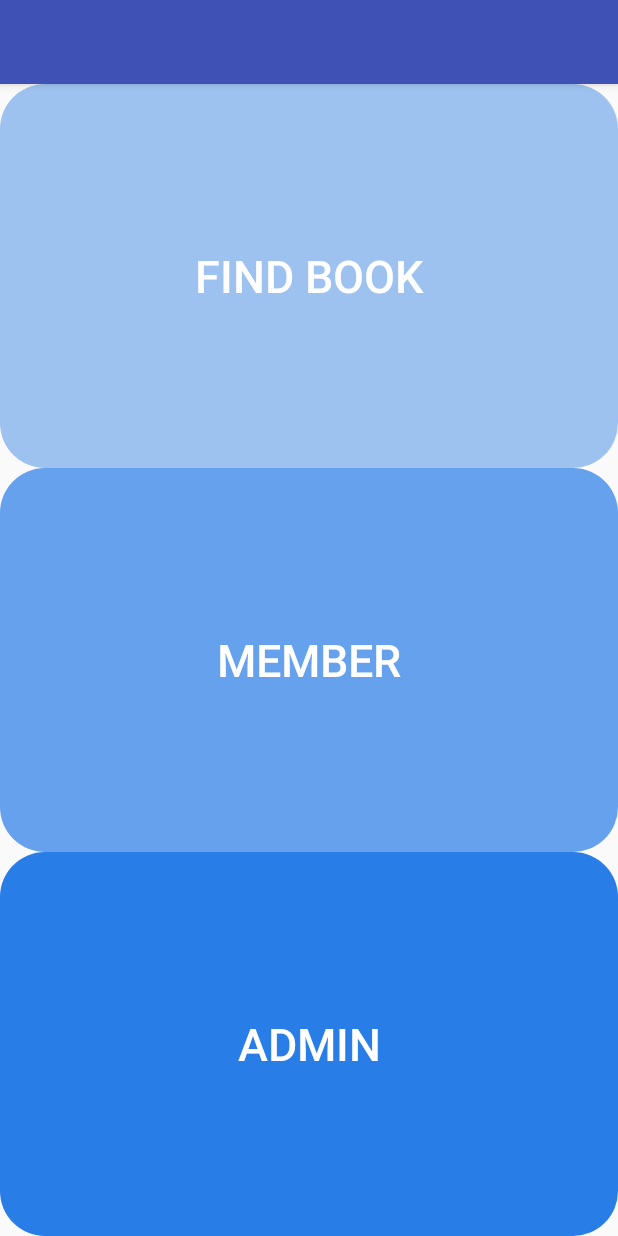
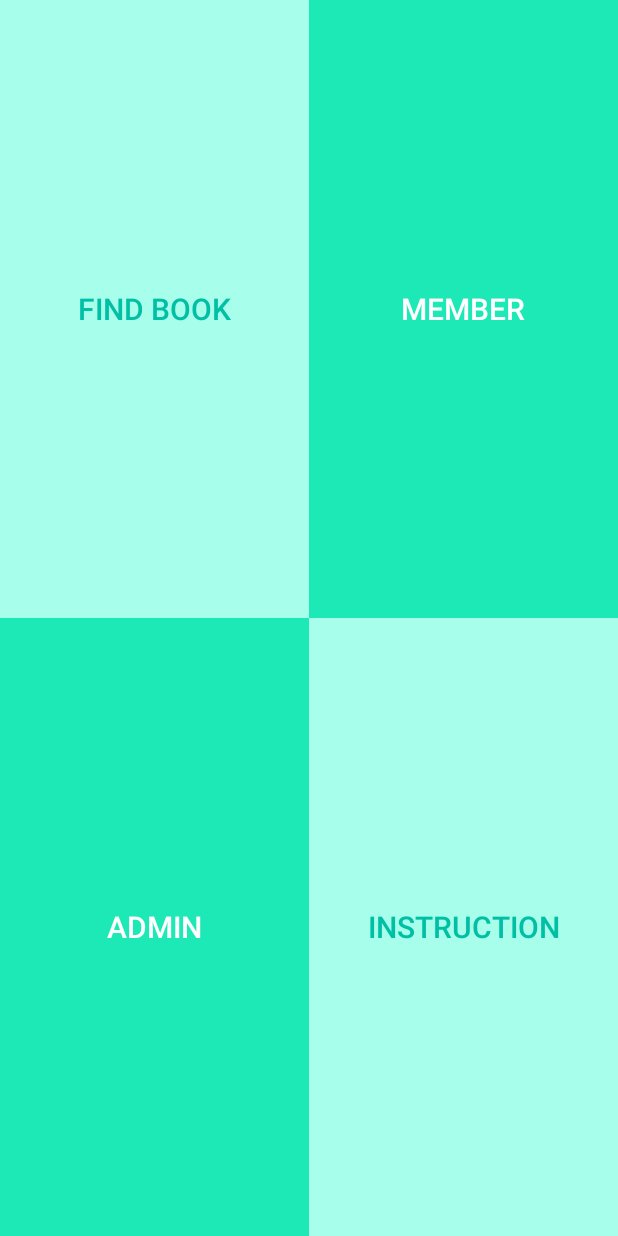
Before and after one commit to ghinaafn/Tubs, an Android app: the activity1 screen opened directly, with no data from a screen before it, on a phone screen of 412 x 824 dp. Run offline under Robolectric (Android 15) with nearby library versions, the phone set to English and light mode, and no system bars.

Commit message:
update layout

```diff
--- a/app/src/main/AndroidManifest.xml
+++ b/app/src/main/AndroidManifest.xml
@@ -7,7 +7,7 @@
         android:icon="@mipmap/ic_launcher"
         android:label="@string/app_name"
         android:supportsRtl="true"
-        android:theme="@style/AppTheme" >
+        android:theme="@style/Theme.AppCompat.NoActionBar" >
         <activity android:name=".MainActivity" >
             <intent-filter>
                 <action android:name="android.intent.action.MAIN" />
@@ -20,6 +20,7 @@
         <activity android:name=".activityNewbie"/>
         <activity android:name=".activityMember"/>
         <activity android:name=".activityAdmin"/>
+        <activity android:name=".activityLogin"/>
     </application>
 
 </manifest>
--- a/app/src/main/res/drawable/btn_admin.xml
+++ /dev/null
@@ -1,5 +0,0 @@
-<?xml version="1.0" encoding="utf-8"?>
-<shape xmlns:android="http://schemas.android.com/apk/res/android">
-    <solid android:color="#297de7" />
-    <corners android:radius="30dp"/>
-</shape>
--- a/app/src/main/res/drawable/btn_member.xml
+++ /dev/null
@@ -1,5 +0,0 @@
-<?xml version="1.0" encoding="utf-8"?>
-<shape xmlns:android="http://schemas.android.com/apk/res/android">
-    <solid android:color="#65a1ec" />
-    <corners android:radius="30dp"/>
-</shape>
--- a/app/src/main/res/drawable/btn_newbie.xml
+++ /dev/null
@@ -1,5 +0,0 @@
-<?xml version="1.0" encoding="utf-8"?>
-<shape xmlns:android="http://schemas.android.com/apk/res/android">
-    <solid android:color="#9ec2ef" />
-    <corners android:radius="30dp"/>
-</shape>
--- a/app/src/main/res/layout/activity1.xml
+++ b/app/src/main/res/layout/activity1.xml
@@ -4,35 +4,58 @@
     android:layout_height="match_parent"
     android:orientation="vertical">
 
+    <LinearLayout
+        android:layout_width="match_parent"
+        android:layout_height="match_parent"
+        android:layout_weight="1"
+        android:orientation="horizontal">
     <Button
         android:id="@+id/btn_newbie"
         android:layout_width="match_parent"
-        android:layout_height="wrap_content"
+        android:layout_height="match_parent"
         android:text="Find Book"
         android:layout_weight="1"
-        android:textColor="#ffff"
-        android:background="@drawable/btn_newbie"
-        android:textSize="30dp" />
+        android:textColor="#00BFA5"
+        android:background="#A7FFEB"
+        android:textSize="20dp" />
 
     <Button
         android:id="@+id/btn_member"
         android:layout_width="match_parent"
-        android:layout_height="wrap_content"
-        android:text="member"
+        android:layout_height="match_parent"
+        android:text="Member"
         android:layout_weight="1"
-        android:textSize="30dp"
-        android:textColor="#ffff"
-        android:background="@drawable/btn_member"
+        android:textSize="20dp"
+        android:textColor="#ffffff"
+        android:background="#1DE9B6"
+        />
+    </LinearLayout>
+
+    <LinearLayout
+        android:layout_width="match_parent"
+        android:layout_height="match_parent"
+        android:layout_weight="1"
+        android:orientation="horizontal">
+    <Button
+        android:id="@+id/btn_admin"
+        android:layout_width="match_parent"
+        android:layout_height="match_parent"
+        android:text="Admin"
+        android:layout_weight="1"
+        android:textSize="20dp"
+        android:textColor="#ffffff"
+        android:background="#1DE9B6"
         />
 
     <Button
         android:id="@+id/btn_admin"
         android:layout_width="match_parent"
-        android:layout_height="wrap_content"
-        android:text="admin"
+        android:layout_height="match_parent"
+        android:text="Instruction"
         android:layout_weight="1"
-        android:textSize="30dp"
-        android:textColor="#ffff"
-        android:background="@drawable/btn_admin"
+        android:textSize="20dp"
+        android:textColor="#00BFA5"
+        android:background="#A7FFEB"
         />
+    </LinearLayout>
 </LinearLayout>
--- a/app/src/main/res/values/strings.xml
+++ b/app/src/main/res/values/strings.xml
@@ -1,3 +1,3 @@
 <resources>
-    <string name="app_name"></string>
+    <string name="app_name">Book Inventory</string>
 </resources>
```
Also changed, not shown: app/src/main/java/com/example/ghinafauziyyahna/bookinventory/activityLogin.java (added, +11 -0 lines), app/src/main/java/com/example/ghinafauziyyahna/bookinventory/activityNewbie.java (+38 -1 lines), app/src/main/res/layout/activity_member.xml (added, +7 -0 lines), app/src/main/res/layout/activity_newbie.xml (+34 -7 lines).
